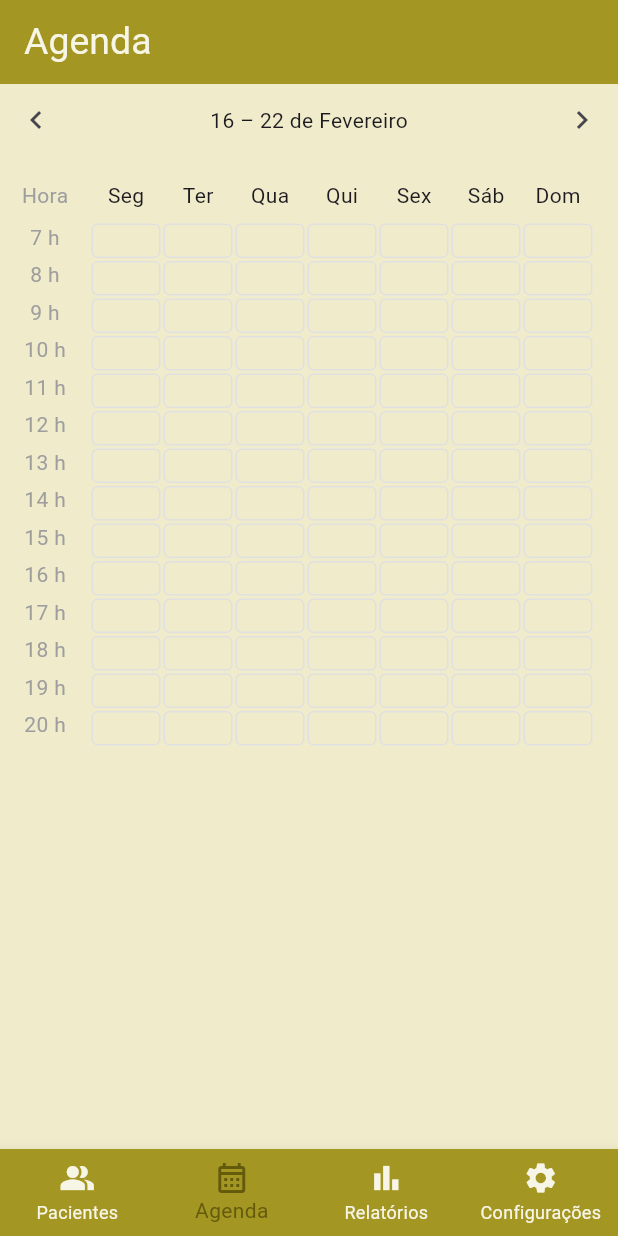
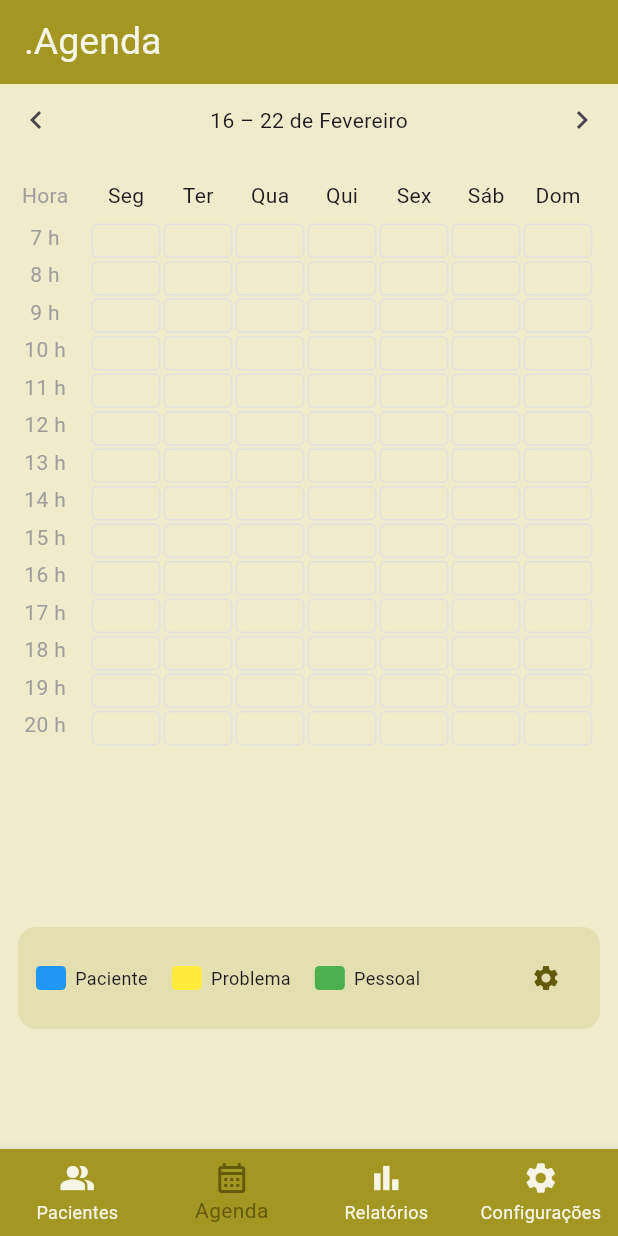
Before and after one commit to Valeria-CPaz/psico_app_flutter, a Flutter app: the screen it shows after launch, item 2 of the bottom bar chosen, on a phone screen of 412 x 824 dp. Run offline on Flutter 3.47's test engine with Material 3 defaults, Android fonts, the phone set to English and light mode, and no system bars; our stand-ins replace shared_preferences.

Commit message:
adding agenda

```diff
--- a/lib/pages/agenda_page.dart
+++ b/lib/pages/agenda_page.dart
@@ -1,4 +1,5 @@
 import 'package:flutter/material.dart';
+import 'package:psicoapp/constants/app_colors.dart';
 
 List<DateTime> _daysInWeek(DateTime monday) {
   return List.generate(7, (index) => monday.add(Duration(days: index)));
@@ -19,6 +20,24 @@ class _AgendaPageState extends State<AgendaPage> {
   late DateTime _currentMonday;
   int _startHour = 7; // ajuste conforme quiser
   int _endHour = 20;
+
+  Widget _buildLegendChip(Color color, String label) {
+    return Row(
+      mainAxisSize: MainAxisSize.min,
+      children: [
+        Container(
+          width: 20,
+          height: 16,
+          decoration: BoxDecoration(
+            color: color,
+            borderRadius: BorderRadius.circular(3),
+          ),
+        ),
+        const SizedBox(width: 6),
+        Text(label, style: TextStyle(fontSize: 12)),
+      ],
+    );
+  }
 
   @override
   void initState() {
@@ -61,6 +80,12 @@ class _AgendaPageState extends State<AgendaPage> {
         content: Text('Agendar em ${date.day}/${date.month} às $hour:00'),
       ),
     );
+  }
+
+  void _openLegendModal() {
+    ScaffoldMessenger.of(
+      context,
+    ).showSnackBar(const SnackBar(content: Text('Modal legends')));
   }
 
   @override
@@ -141,12 +166,16 @@ class _AgendaPageState extends State<AgendaPage> {
                     // Coluna de hora
                     Container(
                       alignment: Alignment.center,
-                      child: Text('$hour h', style: TextStyle(color: Colors.grey.shade500),),
+                      child: Text(
+                        '$hour h',
+                        style: TextStyle(color: Colors.grey.shade500),
+                      ),
                     ),
                     // Slots dos dias (Seg a Dom)
                     ...List.generate(7, (dayIndex) {
                       return GestureDetector(
-                        onTap: () => _openAppointmentModal(days[dayIndex], hour),
+                        onTap: () =>
+                            _openAppointmentModal(days[dayIndex], hour),
                         child: Container(
                           margin: const EdgeInsets.all(1),
                           decoration: BoxDecoration(
@@ -163,6 +192,40 @@ class _AgendaPageState extends State<AgendaPage> {
             ),
           ),
         ),
+        const SizedBox(height: 8),
+        Container(
+          margin: const EdgeInsets.symmetric(horizontal: 12),
+          padding: const EdgeInsets.symmetric(horizontal: 12, vertical: 10),
+          decoration: BoxDecoration(
+            color: AppColors.primary.withAlpha(40),
+            borderRadius: BorderRadius.circular(12),
+          ),
+          child: Row(
+            mainAxisAlignment: MainAxisAlignment.spaceBetween,
+            children: [
+              //Legendas
+              Expanded(
+                child: Row(
+                  children: [
+                    _buildLegendChip(Colors.blue, 'Paciente'),
+                    const SizedBox(width: 16),
+                    _buildLegendChip(Colors.yellow, 'Problema'),
+                    const SizedBox(width: 16),
+                    _buildLegendChip(Colors.green, 'Pessoal'),
+                  ],
+                ),
+              ),
+              // Config
+              IconButton(
+                icon: const Icon(Icons.settings, size: 20, color: AppColors.primaryDark),
+                onPressed: () {
+                  _openLegendModal();
+                },
+              ),
+            ],
+          ),
+        ),
+        const SizedBox(height: 80),
       ],
     );
   }
--- a/lib/pages/home_page.dart
+++ b/lib/pages/home_page.dart
@@ -95,7 +95,7 @@ class _HomePageState extends State<HomePage> {
         backgroundColor: AppColors.primary,
         foregroundColor: AppColors.onPrimary,
         title: Text(
-          ['Pacientes', 'Agenda', 'Relatórios', 'Configurações'][_currentIndex],
+          ['.Pacientes', '.Agenda', '.Relatórios', '.Configurações'][_currentIndex],
           style: TextStyle(fontSize: 25),
         ),
       ),
```
